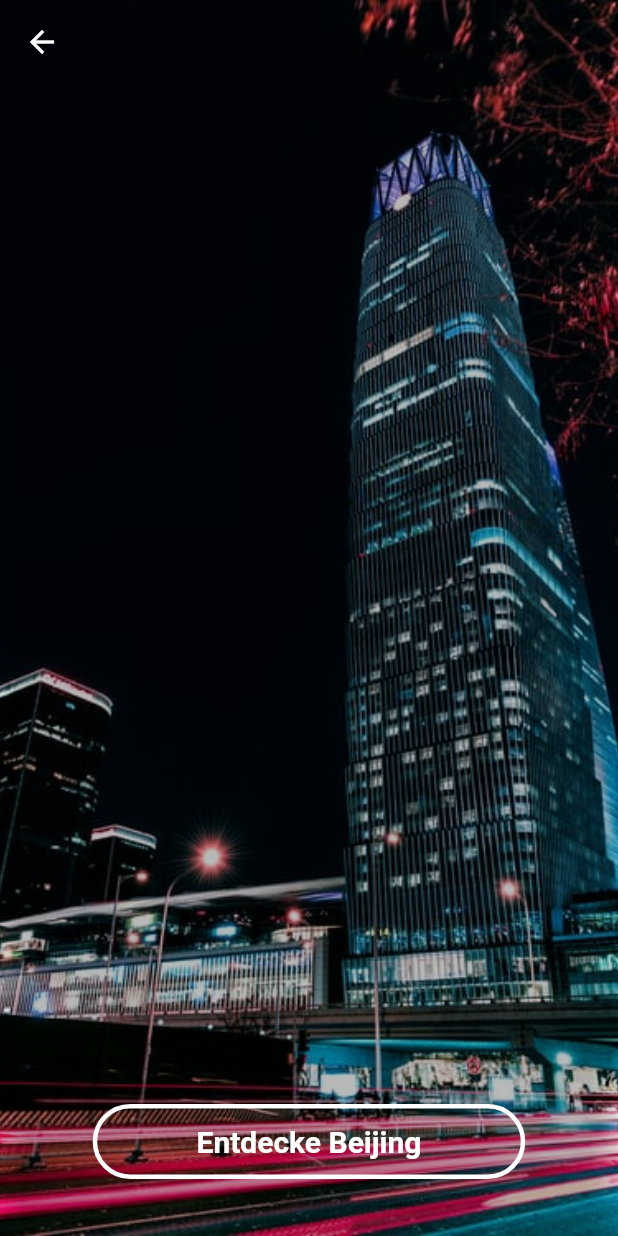
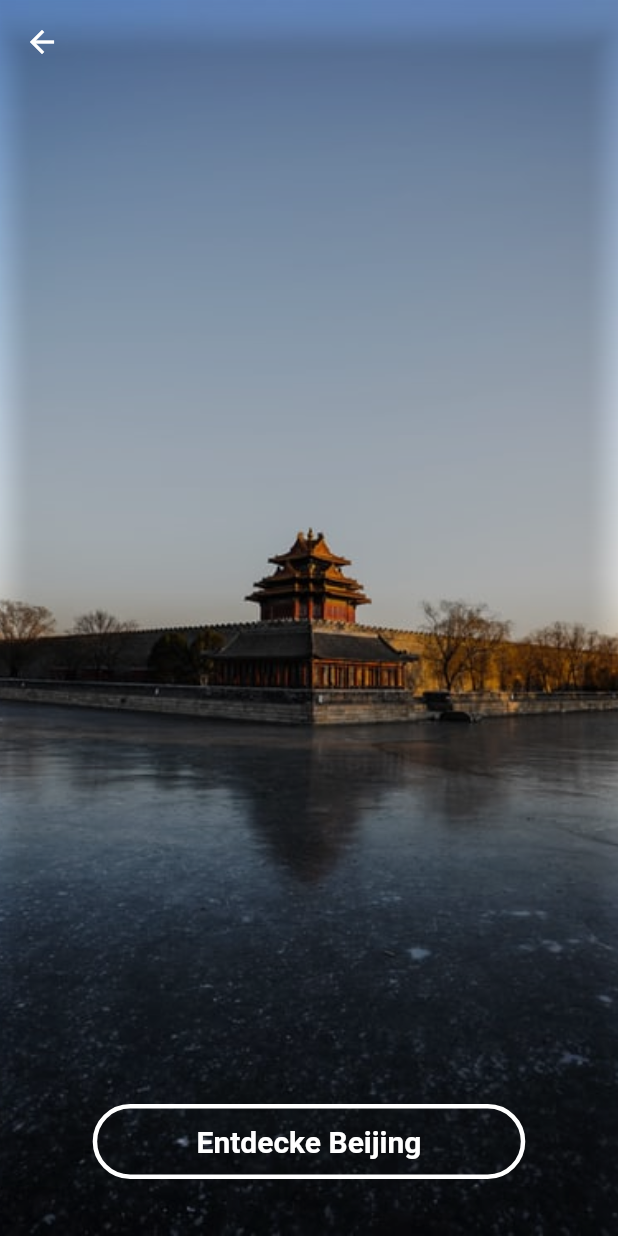
Before and after one commit to stephanxiayu/Entdecke-China, a Flutter app: the HomeScreen screen opened directly, on a phone screen of 412 x 824 dp. Run offline on Flutter 3.47's test engine with Material 2 defaults, Android fonts, the phone set to English and light mode, and no system bars; our stand-ins replace simple_animations, sliding_up_panel, youtube_player_flutter.

```diff
--- a/lib/homepage.dart
+++ b/lib/homepage.dart
@@ -1,4 +1,4 @@
-import 'package:china/homescreen.dart';
+
 import 'package:china/startseite.dart';
 import 'package:flutter/material.dart';
 
--- a/lib/homescreen.dart
+++ b/lib/homescreen.dart
@@ -26,7 +26,7 @@ class _HomeScreenState extends State<HomeScreen> {
             Container(
               decoration: BoxDecoration(
                 image: DecorationImage(
-                  image: AssetImage("lib/assets/peking11.png"),
+                  image: AssetImage("lib/assets/cn9.png"),
                   fit: BoxFit.cover,
                 ),
               ),
--- a/lib/sliding/home_page.dart
+++ b/lib/sliding/home_page.dart
@@ -1,5 +1,5 @@
 import 'package:china/sliding/main_image_widget.dart';
-import 'package:china/sliding/tab_widget.dart';
+
 import 'package:flutter/material.dart';
 import 'package:sliding_up_panel/sliding_up_panel.dart';
 
```
